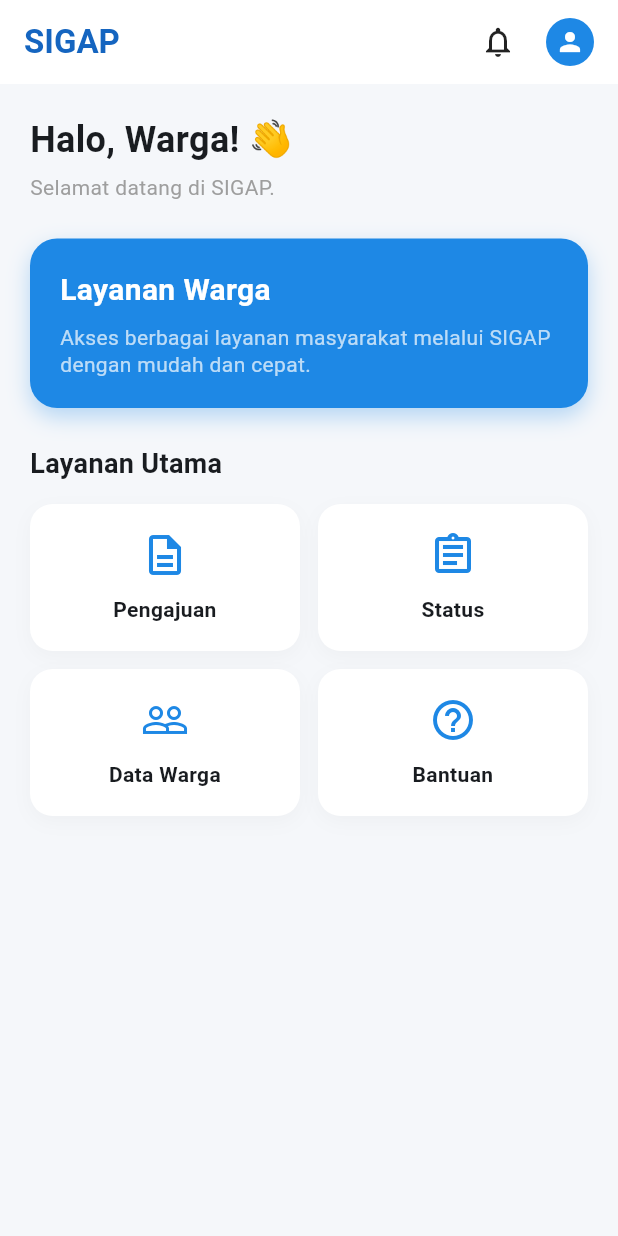
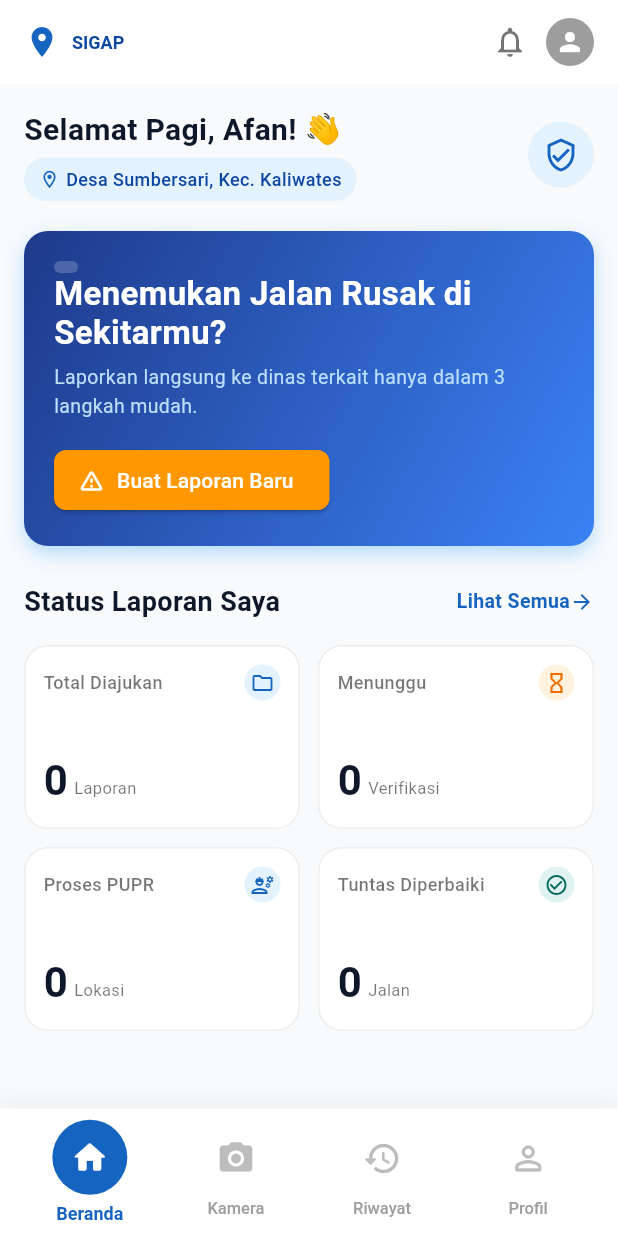
Before and after one commit to ChainFYN/WMA-MG-6_SIGAP-MOBILE, a Flutter app: the HomePage screen opened directly, on a phone screen of 412 x 824 dp. Run offline on Flutter 3.47's test engine with Material 3 defaults, Android fonts, the phone set to English and light mode, and no system bars; Roboto replaces fonts that are missing (Arial).

Commit message:
Dashboard Warga

```diff
--- a/lib/main.dart
+++ b/lib/main.dart
@@ -1,5 +1,6 @@
 import 'package:flutter/material.dart';
-import 'screens/register_page.dart';
+import 'package:sigap_app/screens/login_page.dart';
+
 
 void main() {
   runApp(const SigapApp());
@@ -22,7 +23,7 @@ class SigapApp extends StatelessWidget {
         ),
         useMaterial3: true,
       ),
-      home: const RegisterPage(),
+      home: const LoginPage()
     );
   }
 }
--- a/lib/screens/home_page.dart
+++ b/lib/screens/home_page.dart
@@ -1,208 +1,326 @@
 import 'package:flutter/material.dart';
-import '../widgets/service_card.dart';
-import 'login_page.dart';
 
-class HomePage extends StatelessWidget {
-  const HomePage({super.key});
+class HomePage extends StatefulWidget {
+  const HomePage({Key? key}) : super(key: key);
+
+  @override
+  State<HomePage> createState() => _HomePageState();
+}
+
+class _HomePageState extends State<HomePage> {
+  int _selectedIndex = 0;
 
   @override
   Widget build(BuildContext context) {
     return Scaffold(
-      appBar: AppBar(
-        backgroundColor: Colors.white,
-        elevation: 0,
-        title: const Text(
-          'SIGAP',
-          style: TextStyle(
-            fontWeight: FontWeight.bold,
-            color: Color(0xFF1565C0),
-          ),
-        ),
-        actions: [
-          IconButton(
-            onPressed: () {
-              ScaffoldMessenger.of(context).showSnackBar(
-                const SnackBar(
-                  content: Text('Belum ada notifikasi baru.'),
-                  duration: Duration(seconds: 2),
-                ),
-              );
-            },
-            icon: const Icon(Icons.notifications_none, color: Colors.black87),
-          ),
-          PopupMenuButton<String>(
-            icon: const CircleAvatar(
-              radius: 16,
-              backgroundColor: Color(0xFF1E88E5),
-              child: Icon(Icons.person, size: 20, color: Colors.white),
-            ),
-            onSelected: (value) {
-              if (value == 'logout') {
-                Navigator.pushReplacement(
-                  context,
-                  MaterialPageRoute(
-                    builder: (context) => const LoginPage(),
-                  ),
-                );
-              }
-            },
-            itemBuilder: (context) => [
-              const PopupMenuItem(
-                value: 'profile',
-                child: Row(
-                  children: [
-                    Icon(Icons.person_outline, size: 18),
-                    SizedBox(width: 8),
-                    Text('Profil'),
-                  ],
-                ),
-              ),
-              const PopupMenuItem(
-                value: 'logout',
-                child: Row(
-                  children: [
-                    Icon(Icons.logout, size: 18, color: Colors.red),
-                    SizedBox(width: 8),
-                    Text('Keluar', style: TextStyle(color: Colors.red)),
-                  ],
-                ),
-              ),
-            ],
-          ),
-          const SizedBox(width: 8),
-        ],
-      ),
+      backgroundColor: const Color(0xFFF8FAFC),
+      appBar: _buildAppBar(),
       body: SingleChildScrollView(
-        padding: const EdgeInsets.all(20),
+        padding: const EdgeInsets.all(16.0),
         child: Column(
           crossAxisAlignment: CrossAxisAlignment.start,
           children: [
-            const Text(
-              'Halo, Warga! 👋',
-              style: TextStyle(
-                fontSize: 24,
-                fontWeight: FontWeight.bold,
-              ),
-            ),
-            const SizedBox(height: 5),
-            const Text(
-              'Selamat datang di SIGAP.',
-              style: TextStyle(
-                color: Colors.grey,
-              ),
-            ),
+            _buildGreetingSection(),
+            const SizedBox(height: 20),
+            _buildHeroBanner(),
             const SizedBox(height: 24),
+            _buildStatusHeader(),
+            const SizedBox(height: 16),
+            _buildStatusGrid(),
+          ],
+        ),
+      ),
+      bottomNavigationBar: _buildBottomNavigationBar(),
+    );
+  }
 
-            // HERO BANNER
-            Container(
-              width: double.infinity,
-              padding: const EdgeInsets.all(20),
-              decoration: BoxDecoration(
-                color: const Color(0xFF1E88E5),
-                borderRadius: BorderRadius.circular(18),
-                boxShadow: [
-                  BoxShadow(
-                    color: const Color(0xFF1E88E5).withValues(alpha: 0.3),
-                    blurRadius: 12,
-                    offset: const Offset(0, 6),
-                  ),
-                ],
-              ),
-              child: const Column(
-                crossAxisAlignment: CrossAxisAlignment.start,
-                children: [
-                  Text(
-                    'Layanan Warga',
-                    style: TextStyle(
-                      color: Colors.white,
-                      fontSize: 20,
-                      fontWeight: FontWeight.bold,
-                    ),
-                  ),
-                  SizedBox(height: 8),
-                  Text(
-                    'Akses berbagai layanan masyarakat melalui SIGAP dengan mudah dan cepat.',
-                    style: TextStyle(
-                      color: Colors.white70,
-                      height: 1.3,
-                    ),
-                  ),
-                ],
-              ),
-            ),
-
-            const SizedBox(height: 24),
-
-            const Text(
-              'Layanan Utama',
-              style: TextStyle(
-                fontSize: 18,
-                fontWeight: FontWeight.bold,
-              ),
-            ),
-
-            const SizedBox(height: 14),
-
-            Row(
-              children: [
-                Expanded(
-                  child: ServiceCard(
-                    icon: Icons.description_outlined,
-                    title: 'Pengajuan',
-                    onTap: () {
-                      _showNotice(context, 'Menu Pengajuan');
-                    },
-                  ),
-                ),
-                const SizedBox(width: 12),
-                Expanded(
-                  child: ServiceCard(
-                    icon: Icons.assignment_outlined,
-                    title: 'Status',
-                    onTap: () {
-                      _showNotice(context, 'Menu Status Berkas');
-                    },
-                  ),
-                ),
-              ],
-            ),
-
-            const SizedBox(height: 12),
-
-            Row(
-              children: [
-                Expanded(
-                  child: ServiceCard(
-                    icon: Icons.people_outline,
-                    title: 'Data Warga',
-                    onTap: () {
-                      _showNotice(context, 'Menu Data Warga');
-                    },
-                  ),
-                ),
-                const SizedBox(width: 12),
-                Expanded(
-                  child: ServiceCard(
-                    icon: Icons.help_outline,
-                    title: 'Bantuan',
-                    onTap: () {
-                      _showNotice(context, 'Pusat Bantuan Layanan');
-                    },
-                  ),
-                ),
-              ],
-            ),
+  // === Bagian Navigasi Bawah ===
+  Widget _buildBottomNavigationBar() {
+    return Container(
+      height: 85,
+      decoration: BoxDecoration(
+        color: Colors.white,
+        boxShadow: [
+          BoxShadow(
+            color: Colors.black.withOpacity(0.05),
+            blurRadius: 10,
+            offset: const Offset(0, -4),
+          ),
+        ],
+      ),
+      child: SafeArea(
+        child: Row(
+          mainAxisAlignment: MainAxisAlignment.spaceEvenly,
+          children: [
+            _buildNavItem(0, Icons.home_rounded, 'Beranda'),
+            _buildNavItem(1, Icons.camera_alt_rounded, 'Kamera'),
+            _buildNavItem(2, Icons.history_rounded, 'Riwayat'),
+            _buildNavItem(3, Icons.person_outline_rounded, 'Profil'),
           ],
         ),
       ),
     );
   }
 
-  void _showNotice(BuildContext context, String title) {
-    ScaffoldMessenger.of(context).showSnackBar(
-      SnackBar(
-        content: Text('$title dibuka'),
-        duration: const Duration(seconds: 1),
+  // Widget tunggal untuk semua menu agar seragam
+  Widget _buildNavItem(int index, IconData icon, String label) {
+    bool isActive = _selectedIndex == index;
+
+    return GestureDetector(
+      behavior: HitTestBehavior.opaque,
+      onTap: () async{
+        setState(() {
+          _selectedIndex = index;
+        });
+
+        // Catatan: Jika index == 1 (Kamera), kamu bisa menambahkan
+        // logika khusus di sini untuk langsung membuka layar kamera.
+      },
+      child: SizedBox(
+        width: 75,
+        child: Column(
+          mainAxisSize: MainAxisSize.min,
+          mainAxisAlignment: MainAxisAlignment.center,
+          children: [
+            AnimatedContainer(
+              duration: const Duration(milliseconds: 300),
+              curve: Curves.easeOutBack,
+              padding: EdgeInsets.all(isActive ? 12.0 : 8.0),
+              decoration: BoxDecoration(
+                color: isActive ? Colors.blue[800] : Colors.transparent,
+                shape: BoxShape.circle,
+              ),
+              child: Icon(
+                icon,
+                size: 26,
+                color: isActive ? Colors.white : Colors.grey[400],
+              ),
+            ),
+            const SizedBox(height: 6),
+            AnimatedDefaultTextStyle(
+              duration: const Duration(milliseconds: 300),
+              style: TextStyle(
+                fontSize: isActive ? 12 : 11,
+                color: isActive ? Colors.blue[800] : Colors.grey[500],
+                fontWeight: isActive ? FontWeight.bold : FontWeight.w500,
+                fontFamily: 'Arial',
+              ),
+              child: Text(label),
+            )
+          ],
+        ),
+      ),
+    );
+  }
+
+  PreferredSizeWidget _buildAppBar() {
+    return AppBar(
+      backgroundColor: Colors.white,
+      elevation: 0,
+      title: Row(
+        children: [
+          Icon(Icons.location_on, color: Colors.blue[800]),
+          const SizedBox(width: 8),
+          Column(
+            crossAxisAlignment: CrossAxisAlignment.start,
+            children: [
+              Text('SIGAP', style: TextStyle(fontSize: 12, color: Colors.blue[900], fontWeight: FontWeight.bold)),
+            ],
+          ),
+        ],
+      ),
+      actions: [
+        IconButton(
+          icon: const Icon(Icons.notifications_none, color: Colors.black54),
+          onPressed: () {},
+        ),
+        const Padding(
+          padding: EdgeInsets.only(right: 16.0),
+          child: CircleAvatar(
+            backgroundColor: Colors.grey,
+            child: Icon(Icons.person, color: Colors.white, size: 20),
+            radius: 16,
+          ),
+        )
+      ],
+    );
+  }
+
+  Widget _buildGreetingSection() {
+    return Row(
+      mainAxisAlignment: MainAxisAlignment.spaceBetween,
+      children: [
+        Column(
+          crossAxisAlignment: CrossAxisAlignment.start,
+          children: [
+            const Text(
+              'Selamat Pagi, Afan! 👋',
+              style: TextStyle(fontSize: 20, fontWeight: FontWeight.bold, color: Color(0xFF0F172A)),
+            ),
+            const SizedBox(height: 4),
+            Container(
+              padding: const EdgeInsets.symmetric(horizontal: 10, vertical: 6),
+              decoration: BoxDecoration(
+                color: Colors.blue[50],
+                borderRadius: BorderRadius.circular(20),
+              ),
+              child: Row(
+                children: [
+                  Icon(Icons.location_on_outlined, size: 14, color: Colors.blue[800]),
+                  const SizedBox(width: 4),
+                  Text(
+                    'Desa Sumbersari, Kec. Kaliwates',
+                    style: TextStyle(fontSize: 12, color: Colors.blue[900], fontWeight: FontWeight.w500),
+                  ),
+                ],
+              ),
+            ),
+          ],
+        ),
+        Container(
+          padding: const EdgeInsets.all(10),
+          decoration: BoxDecoration(
+            color: Colors.blue[50],
+            shape: BoxShape.circle,
+          ),
+          child: Icon(Icons.verified_user_outlined, color: Colors.blue[800]),
+        )
+      ],
+    );
+  }
+
+  Widget _buildHeroBanner() {
+    return Container(
+      padding: const EdgeInsets.all(20),
+      decoration: BoxDecoration(
+        gradient: const LinearGradient(
+          colors: [Color(0xFF1E3A8A), Color(0xFF3B82F6)],
+          begin: Alignment.topLeft,
+          end: Alignment.bottomRight,
+        ),
+        borderRadius: BorderRadius.circular(16),
+        boxShadow: [
+          BoxShadow(
+            color: Colors.blue.withOpacity(0.3),
+            blurRadius: 10,
+            offset: const Offset(0, 5),
+          ),
+        ],
+      ),
+      child: Column(
+        crossAxisAlignment: CrossAxisAlignment.start,
+        children: [
+          Container(
+            padding: const EdgeInsets.symmetric(horizontal: 8, vertical: 4),
+            decoration: BoxDecoration(
+              color: Colors.white.withOpacity(0.2),
+              borderRadius: BorderRadius.circular(12),
+            ),
+            child: const Row(
+              mainAxisSize: MainAxisSize.min,
+            ),
+          ),
+          const Text(
+            'Menemukan Jalan Rusak di Sekitarmu?',
+            style: TextStyle(fontSize: 22, fontWeight: FontWeight.bold, color: Colors.white, height: 1.2),
+          ),
+          const SizedBox(height: 8),
+          Text(
+            'Laporkan langsung ke dinas terkait hanya dalam 3 langkah mudah.',
+            style: TextStyle(fontSize: 13, color: Colors.blue[100]),
+          ),
+          const SizedBox(height: 16),
+          Row(
+            children: [
+              ElevatedButton.icon(
+                onPressed: () {},
+                style: ElevatedButton.styleFrom(
+                  backgroundColor: Colors.orange,
+                  foregroundColor: Colors.white,
+                  shape: RoundedRectangleBorder(borderRadius: BorderRadius.circular(8)),
+                ),
+                icon: const Icon(Icons.warning_amber_rounded, size: 18),
+                label: const Text('Buat Laporan Baru'),
+              ),
+              const SizedBox(width: 12),
+            ],
+          )
+        ],
+      ),
+    );
+  }
+
+  Widget _buildStatusHeader() {
+    return Row(
+      mainAxisAlignment: MainAxisAlignment.spaceBetween,
+      children: [
+        const Text(
+          'Status Laporan Saya',
+          style: TextStyle(fontSize: 18, fontWeight: FontWeight.bold, color: Color(0xFF0F172A)),
+        ),
+        InkWell(
+          onTap: () {},
+          child: Row(
+            children: [
+              Text('Lihat Semua', style: TextStyle(fontSize: 13, color: Colors.blue[800], fontWeight: FontWeight.bold)),
+              Icon(Icons.arrow_forward, size: 16, color: Colors.blue[800]),
+            ],
+          ),
+        ),
+      ],
+    );
+  }
+
+  Widget _buildStatusGrid() {
+    return GridView.count(
+      shrinkWrap: true,
+      physics: const NeverScrollableScrollPhysics(),
+      crossAxisCount: 2,
+      crossAxisSpacing: 12,
+      mainAxisSpacing: 12,
+      childAspectRatio: 1.5,
+      children: [
+        _buildStatusCard('Total Diajukan', '0', 'Laporan', Icons.folder_outlined, Colors.blue[50]!, Colors.blue[800]!),
+        _buildStatusCard('Menunggu', '0', 'Verifikasi', Icons.hourglass_empty, Colors.orange[50]!, Colors.orange[800]!),
+        _buildStatusCard('Proses PUPR', '0', 'Lokasi', Icons.engineering_outlined, Colors.blue[50]!, Colors.blue[800]!),
+        _buildStatusCard('Tuntas Diperbaiki', '0', 'Jalan', Icons.check_circle_outline, Colors.teal[50]!, Colors.teal[800]!),
+      ],
+    );
+  }
+
+  Widget _buildStatusCard(String title, String count, String subtitle, IconData icon, Color iconBgColor, Color iconColor) {
+    return Container(
+      padding: const EdgeInsets.all(12),
+      decoration: BoxDecoration(
+        color: Colors.white,
+        borderRadius: BorderRadius.circular(16),
+        border: Border.all(color: Colors.grey.shade200),
+      ),
+      child: Column(
+        crossAxisAlignment: CrossAxisAlignment.start,
+        mainAxisAlignment: MainAxisAlignment.spaceBetween,
+        children: [
+          Row(
+            mainAxisAlignment: MainAxisAlignment.spaceBetween,
+            children: [
+              Text(title, style: const TextStyle(fontSize: 12, color: Colors.black54, fontWeight: FontWeight.w500)),
+              Container(
+                padding: const EdgeInsets.all(4),
+                decoration: BoxDecoration(color: iconBgColor, shape: BoxShape.circle),
+                child: Icon(icon, size: 16, color: iconColor),
+              )
+            ],
+          ),
+          Row(
+            crossAxisAlignment: CrossAxisAlignment.baseline,
+            textBaseline: TextBaseline.alphabetic,
+            children: [
+              Text(count, style: const TextStyle(fontSize: 28, fontWeight: FontWeight.bold, color: Color(0xFF0F172A))),
+              const SizedBox(width: 4),
+              Text(subtitle, style: const TextStyle(fontSize: 11, color: Colors.black54)),
+            ],
+          )
+        ],
       ),
     );
   }
--- a/lib/screens/login_page.dart
+++ b/lib/screens/login_page.dart
@@ -24,13 +24,22 @@ class _LoginPageState extends State<LoginPage> {
     super.dispose();
   }
 
+  // Mengubah fungsi _login menggunakan pushAndRemoveUntil
   void _login() {
     if (_formKey.currentState!.validate()) {
-      Navigator.pushReplacement(
+      ScaffoldMessenger.of(context).showSnackBar(
+        const SnackBar(
+          content: Text('Login berhasil! Mengalihkan ke Dashboard...'),
+          backgroundColor: Colors.green,
+        ),
+      );
+
+      Navigator.pushAndRemoveUntil(
         context,
         MaterialPageRoute(
           builder: (context) => const HomePage(),
         ),
+        (Route<dynamic> route) => false, // Menghapus seluruh riwayat rute sebelumnya
       );
     }
   }
@@ -93,7 +102,7 @@ class _LoginPageState extends State<LoginPage> {
                       borderRadius: BorderRadius.circular(18),
                       boxShadow: [
                         BoxShadow(
-                          color: Colors.black.withValues(alpha: 0.05),
+                          color: Colors.black.withOpacity(0.05), // Memperbaiki withValues menjadi withOpacity sesuai standar Flutter
                           blurRadius: 15,
                           offset: const Offset(0, 5),
                         ),
@@ -221,7 +230,8 @@ class _LoginPageState extends State<LoginPage> {
                       ),
                       TextButton(
                         onPressed: () {
-                          Navigator.pushReplacement(
+                          // Mengubah menjadi push biasa agar fungsi "Back" di HP bisa mengembalikan user ke halaman Login
+                          Navigator.push(
                             context,
                             MaterialPageRoute(
                               builder: (context) => const RegisterPage(),
--- a/lib/screens/register_page.dart
+++ b/lib/screens/register_page.dart
@@ -4,6 +4,7 @@ import '../widgets/section_title.dart';
 import '../widgets/custom_dropdown.dart';
 import '../widgets/step_progress.dart';
 import 'login_page.dart';
+import 'home_page.dart'; // 1. Tambahkan import untuk HomePage (Sesuaikan path jika perlu)
 
 class RegisterPage extends StatefulWidget {
   const RegisterPage({super.key});
@@ -38,19 +39,23 @@ class _RegisterPageState extends State<RegisterPage> {
     super.dispose();
   }
 
+  // 2. Ubah fungsi _submitForm untuk navigasi ke Dashboard
   void _submitForm() {
     if (_formKey.currentState!.validate()) {
       ScaffoldMessenger.of(context).showSnackBar(
         const SnackBar(
-          content: Text('Pendaftaran berhasil! Silakan login.'),
+          content: Text('Pendaftaran berhasil! Mengalihkan ke Dashboard...'),
           backgroundColor: Colors.green,
         ),
       );
-      Navigator.pushReplacement(
+
+      // Menggunakan pushAndRemoveUntil agar user tidak bisa menekan tombol 'Back' ke form register
+      Navigator.pushAndRemoveUntil(
         context,
         MaterialPageRoute(
-          builder: (context) => const LoginPage(),
+          builder: (context) => const HomePage(),
         ),
+        (Route<dynamic> route) => false,
       );
     }
   }
--- a/pubspec.yaml
+++ b/pubspec.yaml
@@ -19,7 +19,7 @@ publish_to: 'none' # Remove this line if you wish to publish to pub.dev
 version: 1.0.0+1
 
 environment:
-  sdk: ^3.13.2
+  sdk: '>=3.13.1 <4.0.0'
 
 # Dependencies specify other packages that your package needs in order to work.
 # To automatically upgrade your package dependencies to the latest versions
```
Also changed, not shown: pubspec.lock.
